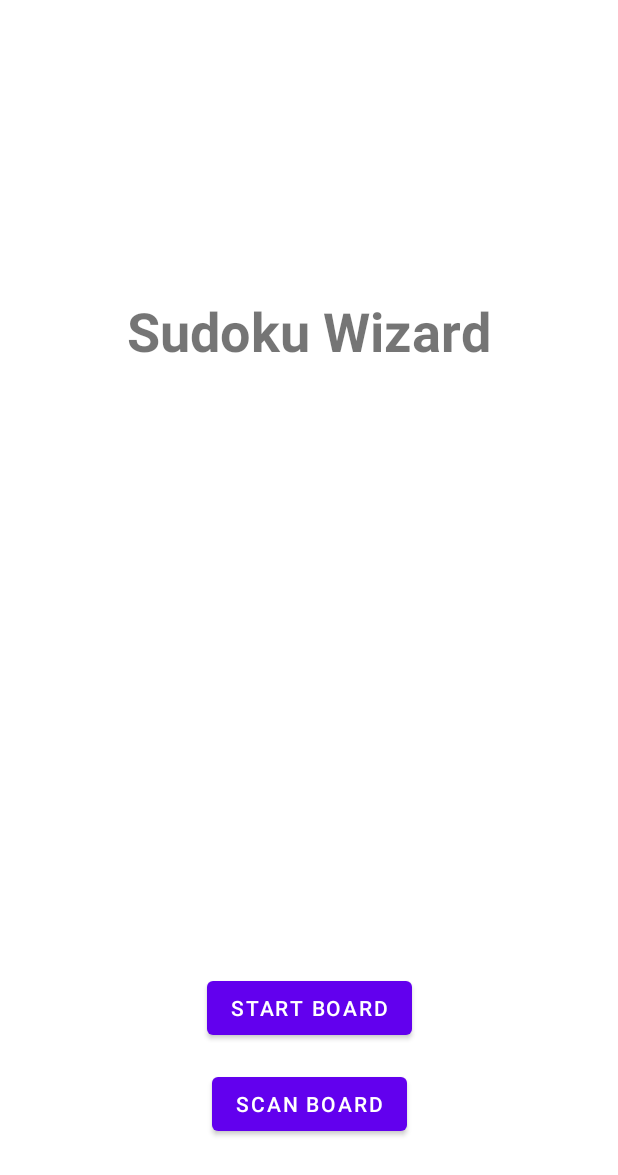
After one commit to allen-nagtalon/SudokuWizardApp, an Android app: the layout activity_main_menu.xml on its own in the app's theme, with its tools: preview values and no code run, on a phone screen of 412 x 824 dp. The commit adds this screen. Shown: the top 1175 px of the screen. Run offline under Robolectric (Android 15) with nearby library versions, the phone set to English and light mode, and no system bars.

Commit message:
Added new activity for main menu

```diff
--- /dev/null
+++ b/app/src/main/java/com/example/sudokuWizard/view/MainMenuActivity.kt
@@ -0,0 +1,12 @@
+package com.example.sudokuWizard.view
+
+import androidx.appcompat.app.AppCompatActivity
+import android.os.Bundle
+import com.example.sudokuWizard.R
+
+class MainMenuActivity : AppCompatActivity() {
+    override fun onCreate(savedInstanceState: Bundle?) {
+        super.onCreate(savedInstanceState)
+        setContentView(R.layout.activity_main_menu)
+    }
+}
--- /dev/null
+++ b/app/src/main/res/layout/activity_main_menu.xml
@@ -0,0 +1,41 @@
+<?xml version="1.0" encoding="utf-8"?>
+<androidx.constraintlayout.widget.ConstraintLayout xmlns:android="http://schemas.android.com/apk/res/android"
+    xmlns:app="http://schemas.android.com/apk/res-auto"
+    xmlns:tools="http://schemas.android.com/tools"
+    android:layout_width="match_parent"
+    android:layout_height="match_parent"
+    tools:context=".view.MainMenuActivity">
+
+    <Button
+        android:id="@+id/board_edit_button"
+        android:layout_width="wrap_content"
+        android:layout_height="wrap_content"
+        android:layout_marginBottom="16dp"
+        android:text="@string/board_editor_button"
+        app:layout_constraintBottom_toTopOf="@+id/board_scan_button"
+        app:layout_constraintEnd_toEndOf="parent"
+        app:layout_constraintStart_toStartOf="parent" />
+
+    <Button
+        android:id="@+id/board_scan_button"
+        android:layout_width="wrap_content"
+        android:layout_height="wrap_content"
+        android:layout_marginBottom="64dp"
+        android:text="@string/board_scan_button"
+        app:layout_constraintBottom_toBottomOf="parent"
+        app:layout_constraintEnd_toEndOf="parent"
+        app:layout_constraintStart_toStartOf="parent" />
+
+    <TextView
+        android:id="@+id/title_placeholder"
+        android:layout_width="wrap_content"
+        android:layout_height="wrap_content"
+        android:layout_marginTop="196dp"
+        android:text="@string/title_placeholder"
+        android:textSize="36sp"
+        android:textStyle="bold"
+        app:layout_constraintEnd_toEndOf="parent"
+        app:layout_constraintStart_toStartOf="parent"
+        app:layout_constraintTop_toTopOf="parent" />
+
+</androidx.constraintlayout.widget.ConstraintLayout>
--- a/app/src/main/res/values/strings.xml
+++ b/app/src/main/res/values/strings.xml
@@ -1,5 +1,9 @@
 <resources>
     <string name="app_name">SudokuWizardApp</string>
+
+    <!-- Main Menu Buttons -->
+    <string name="board_editor_button">Start Board</string>
+    <string name="board_scan_button">Scan Board</string>
 
     <!-- General Buttons -->
     <string name="solve_button">Solve</string>
@@ -17,4 +21,7 @@
     <string name="eight_button">8</string>
     <string name="nine_button">9</string>
     <string name="clear_cell_button">C</string>
+
+    <!-- PLACEHOLDERS -->
+    <string name="title_placeholder">Sudoku Wizard</string>
 </resources>
```
